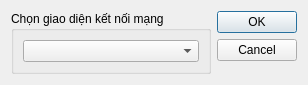
The window that config.ui (hungrd87/Tester-2025) describes before a commit, drawn with Qt 5.
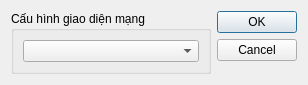
The same window after the commit.

The edit to the form file:
```diff
--- a/config.ui
+++ b/config.ui
@@ -17,7 +17,7 @@
    <item>
     <widget class="QGroupBox" name="groupBox">
      <property name="title">
-      <string>Chọn giao diện kết nối mạng</string>
+      <string>Cấu hình giao diện mạng</string>
      </property>
      <layout class="QVBoxLayout" name="verticalLayout">
       <item>
```
